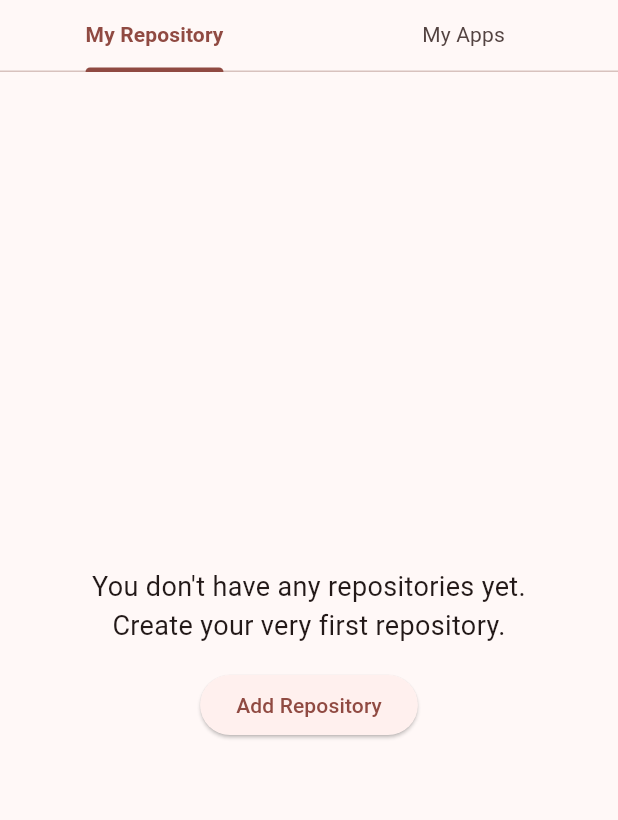
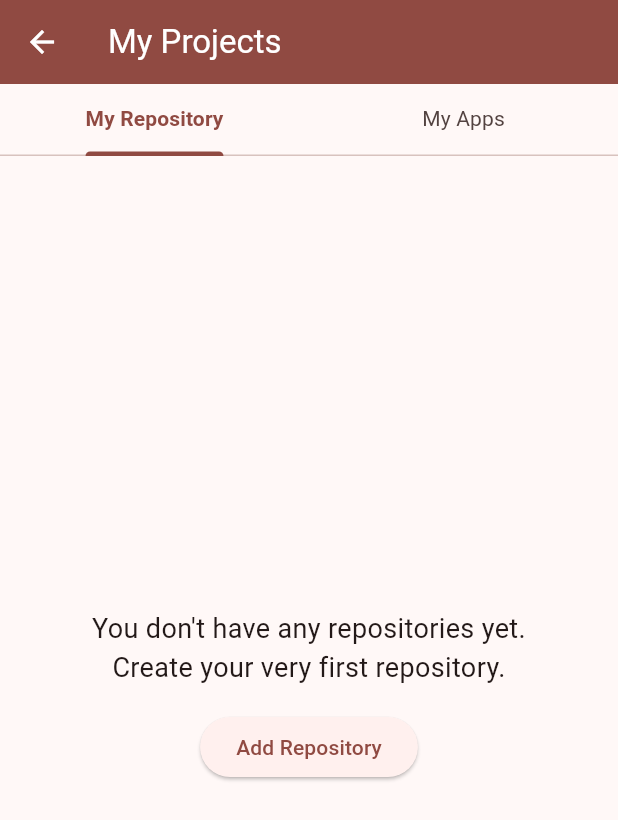
Before and after one commit to ReemNeama/codebase-new, a Flutter app: the MyProjects screen opened directly, on a phone screen of 412 x 824 dp. Shown: the top 820 px of the screen. Run offline on Flutter 3.47's test engine with Material 3 defaults, Android fonts, the phone set to English and light mode, and no system bars; our stand-ins replace cloud_firestore, file_picker, firebase_auth, firebase_core, firebase_storage, flutter_screenutil and 2 more; missing offline and left inert: image_network; accounts and stored records are empty.

Commit message:
feat: Add consistent AppBars to bottom navigation screens

```diff
--- a/lib/screens/apps/app_store.dart
+++ b/lib/screens/apps/app_store.dart
@@ -179,6 +179,11 @@ class _AppStorePageState extends State<AppStorePage> {
     }
 
     return Scaffold(
+      appBar: AppBar(
+        title: const Text('App Store'),
+        backgroundColor: Theme.of(context).colorScheme.primary,
+        foregroundColor: Theme.of(context).colorScheme.onPrimary,
+      ),
       body: RefreshIndicator(
         onRefresh: _fetchApps,
         child: Column(
--- a/lib/screens/codebaseStorage/repository_list.dart
+++ b/lib/screens/codebaseStorage/repository_list.dart
@@ -101,6 +101,8 @@ class _RepositoryListState extends State<RepositoryList> {
     return Scaffold(
       appBar: AppBar(
         title: const Text('Repositories'),
+        backgroundColor: Theme.of(context).colorScheme.primary,
+        foregroundColor: Theme.of(context).colorScheme.onPrimary,
         actions: [
           IconButton(
             icon: const Icon(Icons.add),
--- a/lib/screens/myProjects/my_projects.dart
+++ b/lib/screens/myProjects/my_projects.dart
@@ -14,9 +14,15 @@ class MyProjects extends StatefulWidget {
 class _MyProjectsState extends State<MyProjects> {
   @override
   Widget build(BuildContext context) {
-    return DefaultTabController(
-      length: 2,
-      child: Column(
+    return Scaffold(
+      appBar: AppBar(
+        title: const Text('My Projects'),
+        backgroundColor: Theme.of(context).colorScheme.primary,
+        foregroundColor: Theme.of(context).colorScheme.onPrimary,
+      ),
+      body: DefaultTabController(
+        length: 2,
+        child: Column(
         children: [
           PreferredSize(
             preferredSize: Size.fromHeight(48.0),
@@ -45,6 +51,7 @@ class _MyProjectsState extends State<MyProjects> {
           ),
         ],
       ),
+      ),
     );
   }
 }
```
